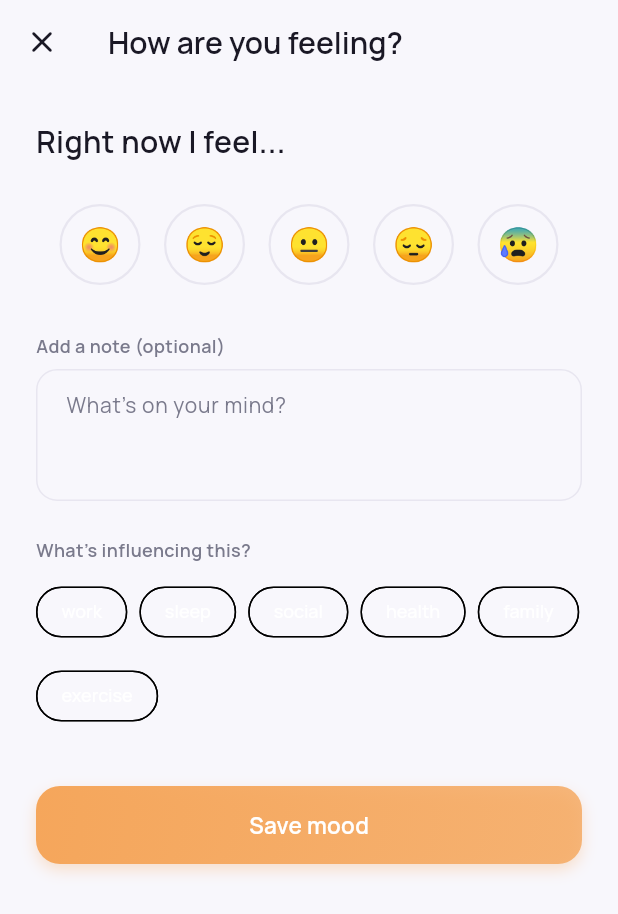
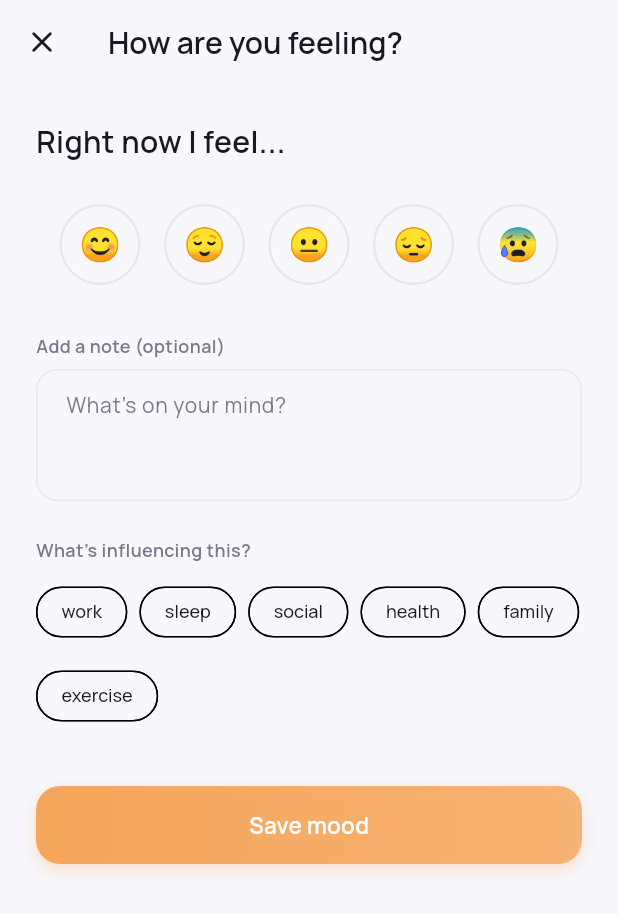
Before and after one commit to Jatin2140/moodnest, a Flutter app: the MoodCheckInScreen screen opened by its route, on a phone screen of 412 x 824 dp. Shown: the top 914 px of the screen. Run offline on Flutter 3.47's test engine with Material 3 defaults, Android fonts, the phone set to English and light mode, and no system bars; drawn by our look-alikes of flutter_animate; our stand-ins replace audioplayers, cloud_firestore, connectivity_plus, firebase_auth, firebase_core, fl_chart and 7 more; accounts and stored records are empty.

Commit message:
fix: choice chip text color visibility in light mode

```diff
--- a/lib/features/mood/mood_check_in_screen.dart
+++ b/lib/features/mood/mood_check_in_screen.dart
@@ -157,6 +157,11 @@ class _MoodCheckInScreenState extends State<MoodCheckInScreen> {
                   final active = _tags.contains(tag);
                   return FilterChip(
                     label: Text(tag),
+                    labelStyle: TextStyle(
+                      color: isDark
+                          ? AppColors.textPrimaryDark
+                          : AppColors.textPrimary,
+                    ),
                     selected: active,
                     onSelected: (v) => setState(() {
                       if (v) {
```
